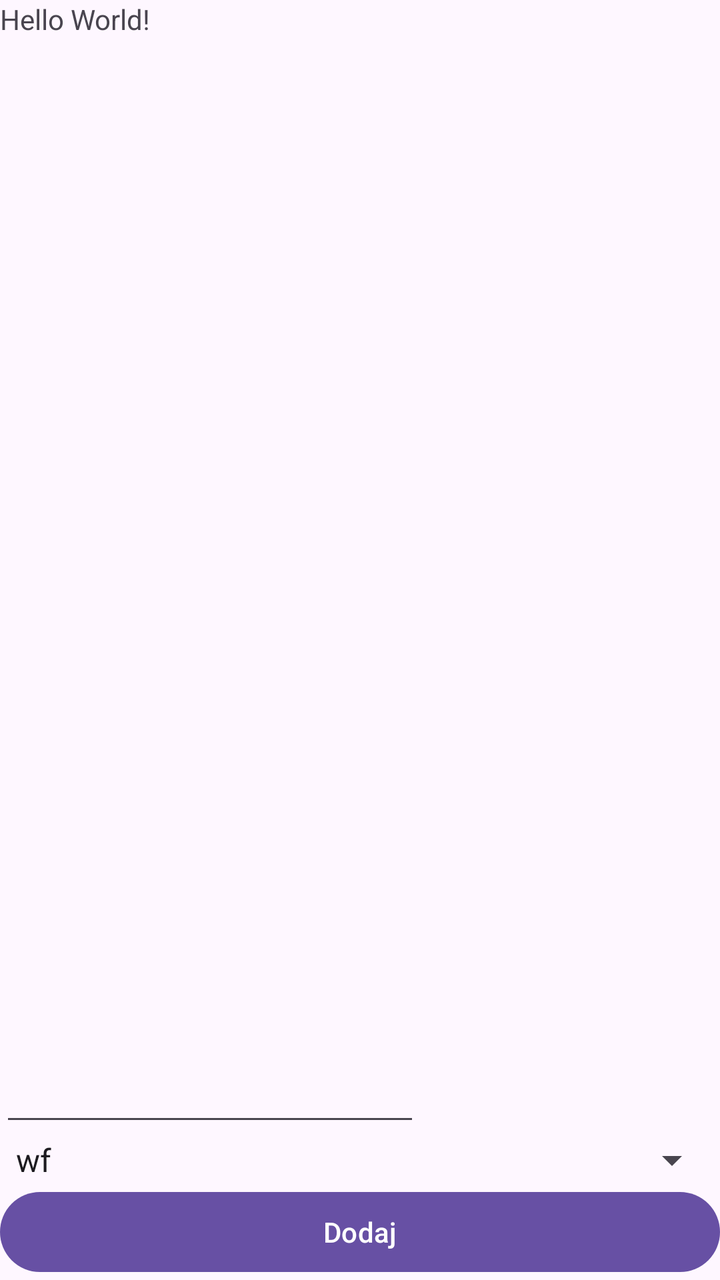
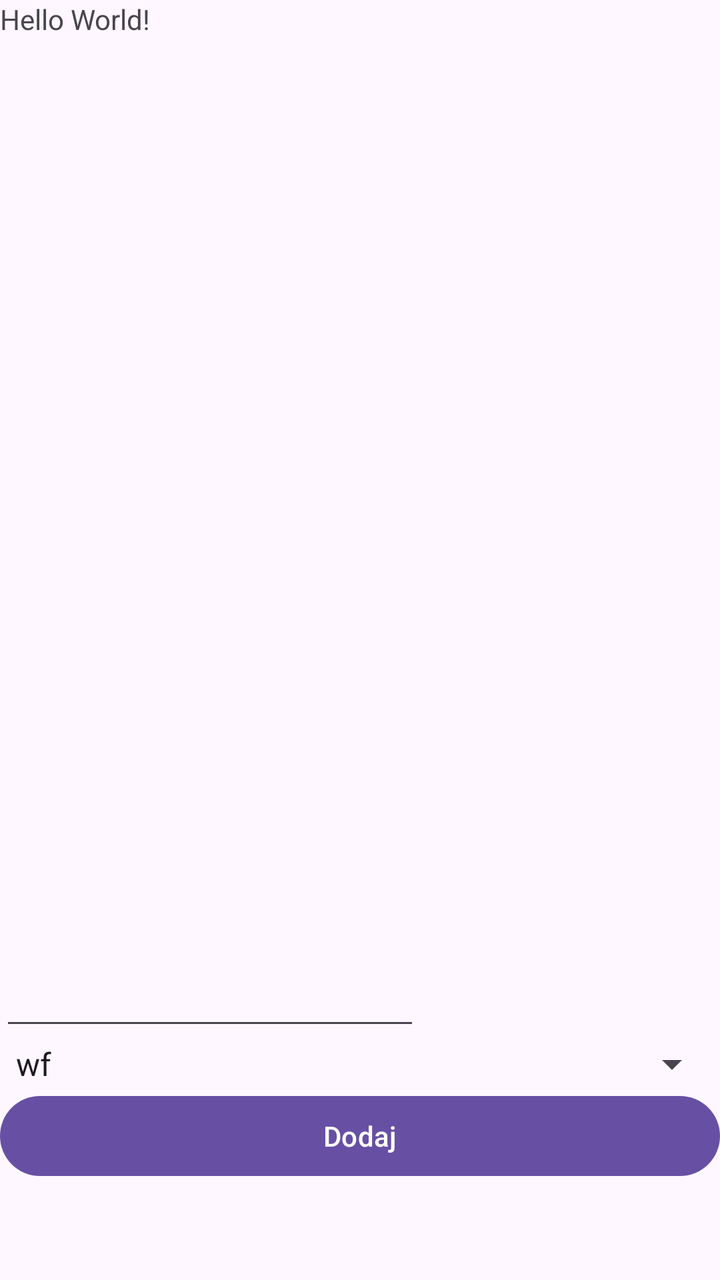

Before-and-after screenshots of an Android layout around one commit, followed by the original layout XML and the change that was made.
<!-- AndroidManifest.xml: application theme Theme.MyApplication -->
<!-- res/layout/activity_main.xml -->
<?xml version="1.0" encoding="utf-8"?>
<LinearLayout xmlns:android="http://schemas.android.com/apk/res/android"
    xmlns:app="http://schemas.android.com/apk/res-auto"
    xmlns:tools="http://schemas.android.com/tools"
    android:id="@+id/main"
    android:layout_width="match_parent"
    android:layout_height="match_parent"
    android:orientation="vertical"
    tools:context=".MainActivity">

    <TextView
        android:id="@+id/textView1"
        android:layout_width="wrap_content"
        android:layout_height="wrap_content"
        android:text="Hello World!" />

    <ListView
        android:id="@+id/ListWiev"
        android:layout_width="match_parent"
        android:layout_height="wrap_content"
        android:layout_weight="1">

    </ListView>

    <EditText
        android:id="@+id/editTextText"
        android:layout_width="wrap_content"
        android:layout_height="wrap_content"
        android:ems="10"
        android:inputType="text"
        />

    <Spinner
        android:id="@+id/spinner"
        android:layout_width="match_parent"
        android:layout_height="wrap_content"
        android:entries="@array/przedmioty"/>

    <Button
        android:id="@+id/button"
        android:layout_width="match_parent"
        android:layout_height="wrap_content"
        android:text="Dodaj" />

</LinearLayout>
<!-- resources referenced by this layout -->
<resources>
  <string-array name="przedmioty">
          <item>wf</item>
          <item>informatyka</item>
          <item>programowanie</item>
          <item>fizyka</item>
          <item>jezyka anfielski</item>
          <item>jezyk chinski</item>
      </string-array>
  <style name="Theme.MyApplication" parent="Base.Theme.MyApplication" />
  <style name="Base.Theme.MyApplication" parent="Theme.Material3.DayNight.NoActionBar">
          
          
      </style>
</resources>

<!-- the commit's change to res/layout/activity_main.xml (unified diff, before → after) -->
@@ -41,5 +41,11 @@
         android:layout_width="match_parent"
         android:layout_height="wrap_content"
         android:text="Dodaj" />
+    <Button
+        android:id="@+id/buttonaktualizuj"
+        android:layout_width="match_parent"
+        android:layout_height="wrap_content"
+        android:visibility="invisible"
+        android:text="Uaktualnij"/>
 
 </LinearLayout>
<!-- resource entries referenced after the edit -->
@@ -5,7 +5,7 @@
           <item>informatyka</item>
           <item>programowanie</item>
           <item>fizyka</item>
-          <item>jezyka anfielski</item>
+          <item>jezyka angielski</item>
           <item>jezyk chinski</item>
       </string-array>
   <style name="Theme.MyApplication" parent="Base.Theme.MyApplication" />
